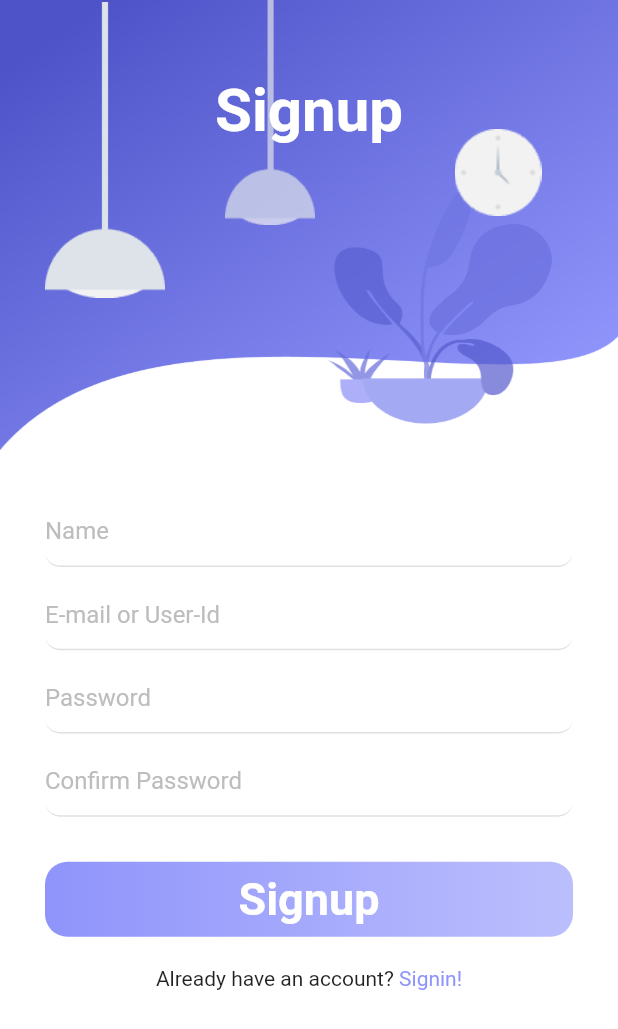
After one commit to its-dastan/blog, a Flutter app: the SignUp screen opened by its route, on a phone screen of 412 x 824 dp. The commit adds this screen. Shown: the top 1029 px of the screen. Run offline on Flutter 3.47's test engine with Material 2 defaults, Android fonts, the phone set to English and light mode, and no system bars; our stand-ins replace flutter_bloc, hive_flutter, liquid_swipe, simple_animations; accounts and stored records are empty.

Commit message:
added auth pages

```diff
--- a/lib/app/routes.dart
+++ b/lib/app/routes.dart
@@ -1,4 +1,6 @@
 import 'package:blog/ui/screens/demo.dart';
+import 'package:blog/ui/screens/intro_screens/auth_screens/signin.dart';
+import 'package:blog/ui/screens/intro_screens/auth_screens/signup.dart';
 import 'package:blog/ui/screens/intro_screens/onboarding_screen.dart';
 import 'package:blog/ui/screens/splash_screen/splash_screen.dart';
 
@@ -10,6 +12,8 @@ class Routes {
   static const splash = "splash";
   static const demo = "demo";
   static const onboardingScreen = "onboardingScreen";
+  static const signin = "signin";
+  static const signup = "signup";
 
   static Route<dynamic> onGenerateRouted(RouteSettings routeSettings) {
     switch (routeSettings.name) {
@@ -18,6 +22,10 @@ class Routes {
 
       case demo:
         return CupertinoPageRoute(builder: (context) => const Demo());
+      case signin:
+        return CupertinoPageRoute(builder: (context) => const Signin());
+      case signup:
+        return CupertinoPageRoute(builder: (context) => const SignUp());
 
       case onboardingScreen:
         return CupertinoPageRoute(
--- /dev/null
+++ b/lib/ui/screens/intro_screens/auth_screens/signup.dart
@@ -0,0 +1,179 @@
+import 'dart:developer';
+
+import 'package:blog/app/routes.dart';
+import 'package:blog/ui/styles/text_styles.dart';
+import 'package:blog/ui/widgets/auth_button.dart';
+import 'package:blog/ui/widgets/faded_animation.dart';
+import 'package:blog/ui/widgets/text_form_field.dart';
+import 'package:flutter/cupertino.dart';
+import 'package:flutter/material.dart';
+
+class SignUp extends StatefulWidget {
+  const SignUp({Key? key}) : super(key: key);
+
+  @override
+  State<SignUp> createState() => _SignUpState();
+}
+
+class _SignUpState extends State<SignUp> {
+  @override
+  Widget build(BuildContext context) {
+    return Scaffold(
+      backgroundColor: Colors.white,
+      body: SingleChildScrollView(
+        child: Column(
+          children: [
+            Stack(
+              children: [
+                Container(
+                  height: 300,
+                  decoration: const BoxDecoration(
+                    image: DecorationImage(
+                      image: AssetImage('assets/images/background.png'),
+                      fit: BoxFit.fill,
+                    ),
+                  ),
+                ),
+                Positioned(
+                  left: 30,
+                  width: 80,
+                  height: 200,
+                  child: FadeAnimation(
+                    1.5,
+                    Container(
+                      decoration: const BoxDecoration(
+                        image: DecorationImage(
+                          image: AssetImage('assets/images/light-1.png'),
+                        ),
+                      ),
+                    ),
+                  ),
+                ),
+                Positioned(
+                  left: 140,
+                  width: 80,
+                  height: 150,
+                  child: FadeAnimation(
+                    1.7,
+                    Container(
+                      decoration: const BoxDecoration(
+                        image: DecorationImage(
+                          image: AssetImage('assets/images/light-2.png'),
+                        ),
+                      ),
+                    ),
+                  ),
+                ),
+                Positioned(
+                  top: 40,
+                  right: 40,
+                  width: 80,
+                  height: 150,
+                  child: FadeAnimation(
+                    1.9,
+                    Container(
+                      decoration: const BoxDecoration(
+                        image: DecorationImage(
+                          image: AssetImage('assets/images/clock.png'),
+                        ),
+                      ),
+                    ),
+                  ),
+                ),
+                Positioned(
+                  child: FadeAnimation(
+                    2.1,
+                    Container(
+                      margin: const EdgeInsets.all(50),
+                      child: const Center(
+                        child: Text(
+                          "Signup",
+                          style: TextStyle(
+                              color: Colors.white,
+                              fontSize: 40,
+                              fontWeight: FontWeight.bold),
+                        ),
+                      ),
+                    ),
+                  ),
+                ),
+              ],
+            ),
+            Padding(
+              padding: const EdgeInsets.all(30),
+              child: FadeAnimation(
+                2.3,
+                _form(),
+              ),
+            ),
+          ],
+        ),
+      ),
+    );
+  }
+
+  Widget _form() {
+    return Form(
+      child: Column(
+        children: [
+          const TextFormFieldWidget(
+            hintText: "Name",
+            obscureText: false,
+          ),
+          const SizedBox(
+            height: 7.5,
+          ),
+          const TextFormFieldWidget(
+            hintText: "E-mail or User-Id",
+            obscureText: false,
+          ),
+          const SizedBox(
+            height: 7.5,
+          ),
+          const TextFormFieldWidget(
+            hintText: "Password",
+            obscureText: true,
+          ),
+          const SizedBox(
+            height: 7.5,
+          ),
+          const TextFormFieldWidget(
+            hintText: "Confirm Password",
+            obscureText: true,
+          ),
+          const SizedBox(
+            height: 30,
+          ),
+          GestureDetector(
+            onTap: () {
+              log("Signup Clicked");
+            },
+            child: const AuthButton(
+              text: "Signup",
+            ),
+          ),
+          const SizedBox(
+            height: 20,
+          ),
+          Row(
+            mainAxisAlignment: MainAxisAlignment.center,
+            children: [
+              const Text(
+                "Already have an account?",
+              ),
+              InkWell(
+                onTap: () {
+                  Navigator.of(context).pop();
+                },
+                child: const Text(
+                  " Signin!",
+                  style: TextStyles.urlText,
+                ),
+              )
+            ],
+          ),
+        ],
+      ),
+    );
+  }
+}
--- a/lib/ui/screens/intro_screens/onboarding_screen.dart
+++ b/lib/ui/screens/intro_screens/onboarding_screen.dart
@@ -102,7 +102,8 @@ class _OnboardingScreenState extends State<OnboardingScreen> {
               child: TextButton(
                 onPressed: page == (pages.length - 1)
                     ? () {
-                        Navigator.of(context).pushReplacementNamed(Routes.demo);
+                        Navigator.of(context)
+                            .pushReplacementNamed(Routes.signin);
                       }
                     : () {
                         liquidController.jumpToPage(
--- a/lib/ui/styles/colors.dart
+++ b/lib/ui/styles/colors.dart
@@ -1,7 +1,8 @@
 import 'package:flutter/material.dart';
 
 // const Color primaryColor = Color(0xff0496FF);  // option 2
-const Color primaryColor = Color(0xff7e78d2); // option 1
+// const Color primaryColor = Color(0xff7e78d2); // option 1
+const Color primaryColor = Colors.black; // option 1
 const Color accentColor = Color(0xff1d1e18); //work as secondary color
 // const Color accentColor = Color(0xff339989); //work as secondary color
 const Color backgroundColor = Colors.white;
--- a/lib/ui/styles/text_styles.dart
+++ b/lib/ui/styles/text_styles.dart
@@ -16,4 +16,8 @@ class TextStyles {
     fontWeight: FontWeight.bold,
     color: Colors.black,
   );
+
+  static const urlText = TextStyle(
+    color: Color.fromRGBO(143, 148, 251, 1),
+  );
 }
--- /dev/null
+++ b/lib/ui/widgets/auth_button.dart
@@ -0,0 +1,32 @@
+import 'package:flutter/material.dart';
+
+class AuthButton extends StatelessWidget {
+  final String? text;
+  const AuthButton({Key? key, this.text}) : super(key: key);
+
+  @override
+  Widget build(BuildContext context) {
+    return Container(
+      height: 50,
+      decoration: BoxDecoration(
+        borderRadius: BorderRadius.circular(15),
+        gradient: const LinearGradient(
+          colors: [
+            Color.fromRGBO(143, 148, 251, 1),
+            Color.fromRGBO(143, 148, 251, .6),
+          ],
+        ),
+      ),
+      child: Center(
+        child: Text(
+          text!,
+          style: const TextStyle(
+            fontWeight: FontWeight.bold,
+            fontSize: 30,
+            color: Colors.white,
+          ),
+        ),
+      ),
+    );
+  }
+}
--- /dev/null
+++ b/lib/ui/widgets/faded_animation.dart
@@ -0,0 +1,32 @@
+import 'package:flutter/material.dart';
+import 'package:simple_animations/simple_animations.dart';
+
+enum AniPros { opacity, translateY }
+
+class FadeAnimation extends StatelessWidget {
+  final double delay;
+  final Widget child;
+  const FadeAnimation(this.delay, this.child, {Key? key}) : super(key: key);
+  @override
+  Widget build(BuildContext context) {
+    // final tween = MultiTween<AniPros>()
+    //   ..add(AniPros.opacity, 0.0.tweenTo(1.0), 500.milliseconds)
+    //   ..add(AniPros.translateY, (-30.0).tweenTo(0.0), 500.milliseconds,
+    //       Curves.easeOut);
+    final tween = MultiTween<AniPros>()
+      ..add(AniPros.opacity, Tween(begin: 0.0, end: 1.0),
+          const Duration(milliseconds: 500))
+      ..add(AniPros.translateY, Tween(begin: -30.0, end: 0.0));
+    return PlayAnimation<MultiTweenValues<AniPros>>(
+      delay: Duration(milliseconds: (500 * delay).round()),
+      duration: tween.duration,
+      tween: tween,
+      child: child,
+      builder: (context, child, value) => Opacity(
+        opacity: value.get(AniPros.opacity),
+        child: Transform.translate(
+            offset: Offset(0, value.get(AniPros.translateY)), child: child),
+      ),
+    );
+  }
+}
--- /dev/null
+++ b/lib/ui/widgets/text_form_field.dart
@@ -0,0 +1,28 @@
+import 'package:flutter/material.dart';
+
+class TextFormFieldWidget extends StatelessWidget {
+  final String? hintText;
+  final bool? obscureText;
+  const TextFormFieldWidget({Key? key, this.hintText, this.obscureText})
+      : super(key: key);
+
+  @override
+  Widget build(BuildContext context) {
+    return TextFormField(
+      obscureText: obscureText!,
+      decoration: InputDecoration(
+        border: InputBorder.none,
+        hintText: hintText,
+        hintStyle: TextStyle(color: Colors.grey[400]),
+        focusedBorder: UnderlineInputBorder(
+          borderSide: const BorderSide(color: Colors.black),
+          borderRadius: BorderRadius.circular(10.0),
+        ),
+        enabledBorder: UnderlineInputBorder(
+          borderSide: BorderSide(color: Colors.grey.shade300),
+          borderRadius: BorderRadius.circular(10.0),
+        ),
+      ),
+    );
+  }
+}
--- a/pubspec.yaml
+++ b/pubspec.yaml
@@ -36,6 +36,7 @@ dependencies:
   hive: ^2.0.4
   hive_flutter: ^1.0.0
   liquid_swipe: ^2.1.1
+  simple_animations: ^4.0.1
 
 dev_dependencies:
   flutter_test:
```
Also changed, not shown: lib/ui/screens/demo.dart (+5 -3 lines), lib/ui/screens/intro_screens/auth_screens/signin.dart (added, +175 -0 lines), lib/ui/screens/splash_screen/splash_screen_copy.dart (deleted, +0 -89 lines), assets/images/background.png (added), assets/images/clock.png (added), assets/images/light-1.png (added), assets/images/light-2.png (added), pubspec.lock.
